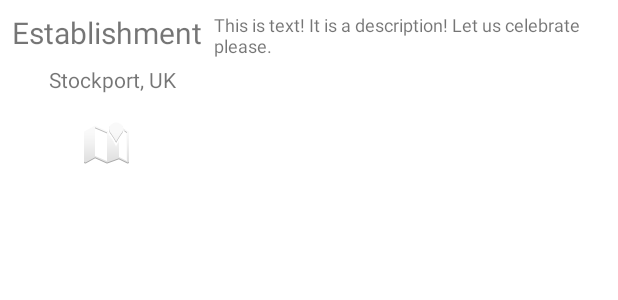
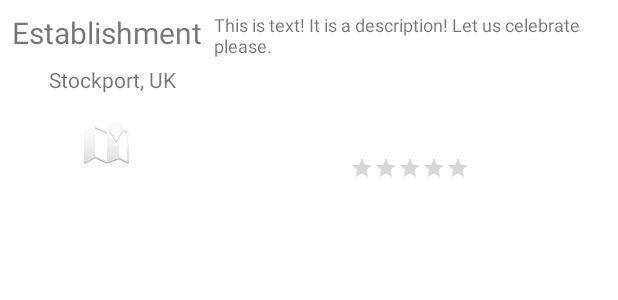
Before and after one commit to Carkzis/Silenus, an Android app: the layout your_review_item.xml on its own in the app's theme, with its tools: preview values and no code run, on a phone screen of 412 x 824 dp. Shown: the top 300 px of the screen. Run offline under Robolectric (Android 15) with nearby library versions, the phone set to English and light mode, and no system bars; Roboto replaces fonts that are not available here.

```diff
--- a/app/src/main/res/layout/your_review_item.xml
+++ b/app/src/main/res/layout/your_review_item.xml
@@ -32,13 +32,13 @@
       android:layout_height="wrap_content"
       android:layout_marginStart="8dp"
       android:layout_marginTop="8dp"
-      app:layout_constraintEnd_toStartOf="@+id/textView2"
+      app:layout_constraintEnd_toStartOf="@+id/your_rev_description"
       app:layout_constraintStart_toStartOf="parent"
       app:layout_constraintTop_toBottomOf="@+id/your_rev_establishment"
       tools:text="Stockport, UK" />
 
     <TextView
-      android:id="@+id/textView2"
+      android:id="@+id/your_rev_description"
       android:layout_width="0dp"
       android:layout_height="0dp"
       android:layout_marginStart="8dp"
@@ -46,21 +46,35 @@
       android:layout_marginEnd="8dp"
       android:layout_marginBottom="8dp"
       android:textSize="12sp"
-      app:layout_constraintBottom_toBottomOf="parent"
+      app:layout_constraintBottom_toTopOf="@+id/your_rev_bar"
       app:layout_constraintEnd_toEndOf="parent"
+      app:layout_constraintHorizontal_bias="0.0"
       app:layout_constraintStart_toEndOf="@+id/your_rev_establishment"
       app:layout_constraintTop_toTopOf="parent"
+      app:layout_constraintVertical_bias="0.247"
       tools:text="This is text! It is a description! Let us celebrate please." />
 
     <ImageView
-      android:id="@+id/imageView2"
+      android:id="@+id/your_review_map"
       android:layout_width="wrap_content"
       android:layout_height="wrap_content"
       app:layout_constraintBottom_toBottomOf="parent"
-      app:layout_constraintEnd_toStartOf="@+id/textView2"
+      app:layout_constraintEnd_toStartOf="@+id/your_rev_description"
       app:layout_constraintStart_toStartOf="parent"
       app:layout_constraintTop_toBottomOf="@+id/your_rev_location"
       app:srcCompat="@android:drawable/ic_dialog_map" />
+
+    <RatingBar
+      android:id="@+id/your_rev_bar"
+      style="?android:ratingBarStyleSmall"
+      android:layout_width="wrap_content"
+      android:layout_height="wrap_content"
+      android:layout_marginBottom="8dp"
+      android:gravity="center"
+      android:numStars="5"
+      app:layout_constraintBottom_toBottomOf="parent"
+      app:layout_constraintEnd_toEndOf="parent"
+      app:layout_constraintStart_toEndOf="@+id/your_rev_establishment" />
 
 
   </androidx.constraintlayout.widget.ConstraintLayout>
--- a/app/src/main/res/values/strings.xml
+++ b/app/src/main/res/values/strings.xml
@@ -30,4 +30,5 @@
   <string name="error_adding_user">Error adding user.</string>
   <string name="user_added">Review added!</string>
   <string name="loading">Loading…</string>
+  <string name="reviews_retrieved">Reviews retrieved!</string>
 </resources>
```
Also changed, not shown: app/src/main/java/com/carkzis/android/silenus/data/MainRepositoryImpl.kt (+21 -0 lines).
